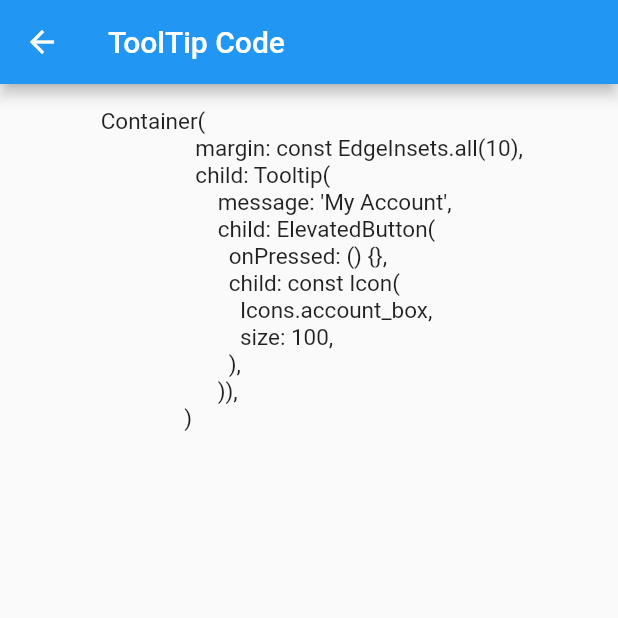
After one commit to Ibrahim-K98han/widget_100, a Flutter app: the ToolTipWidget screen opened directly, after a tap on "See Code", on a phone screen of 412 x 824 dp, the top half of it. The commit adds this screen. Run offline on Flutter 3.47's test engine with Material 2 defaults, Android fonts, the phone set to English and light mode, and no system bars; our stand-ins replace get; network calls fail.

Commit message:
backdrop ok

```diff
--- /dev/null
+++ b/lib/all_widgets/back_drop_filter/back_drop_filter_code.dart
@@ -0,0 +1,50 @@
+import 'package:flutter/material.dart';
+
+class BackDropFilterCode extends StatelessWidget {
+  const BackDropFilterCode({Key? key}) : super(key: key);
+
+  @override
+  Widget build(BuildContext context) {
+    return Scaffold(
+      appBar: AppBar(
+        title: const Text('BackDropFilter Code'),
+      ),
+      body: SingleChildScrollView(
+        scrollDirection: Axis.vertical,
+        child: Center(
+          child: Padding(
+            padding: const EdgeInsets.all(16.0),
+            child: Column(
+              children: const [
+                Text(
+                  ''' Stack(
+            children: <Widget>[
+              Image.network(
+                'https://tile.loc.gov/image-services/iiif/service:pnp:highsm:13600:13696/full/pct:12.5/0/default.jpg',
+              ),
+              Positioned(
+                top: 100,
+                left: 50,
+                width: 200,
+                height: 250,
+                child: ClipRect(
+                  child: BackdropFilter(
+                    filter: ImageFilter.blur(sigmaX: 5, sigmaY: 5),
+                    child: Container(
+                      color: Colors.black.withOpacity(0),
+                    ),
+                  ),
+                ),
+              )
+            ],
+          )''',
+                  style: TextStyle(fontSize: 15),
+                ),
+              ],
+            ),
+          ),
+        ),
+      ),
+    );
+  }
+}
--- /dev/null
+++ b/lib/all_widgets/back_drop_filter/back_drop_filter_widget.dart
@@ -0,0 +1,58 @@
+import 'dart:ui';
+
+import 'package:flutter/material.dart';
+import 'package:get/get.dart';
+import 'package:get/get_core/src/get_main.dart';
+import 'package:widget_100/all_widgets/tool_tip/tool_tip_code.dart';
+import 'package:widget_100/all_widgets/wrap/wrap_code.dart';
+
+import 'back_drop_filter_code.dart';
+
+class BackDropFilterWidget extends StatelessWidget {
+  const BackDropFilterWidget({Key? key}) : super(key: key);
+
+  @override
+  Widget build(BuildContext context) {
+    return Scaffold(
+      backgroundColor: Colors.white,
+      appBar: AppBar(
+        title: Text('BackDropFilter Widget'),
+      ),
+      body: Column(
+        children: [
+          const Padding(
+            padding: EdgeInsets.only(left: 8.0,right: 8.0,top: 8.0,bottom: 20.0),
+            child: Text(
+                '''This article shows the use of backdrop filter in flutter for blurring images. Also for showing widgets outside of the widget tree, use overlays.''',textAlign: TextAlign.justify,),
+          ),
+          Stack(
+            children: <Widget>[
+              Image.network(
+                'https://tile.loc.gov/image-services/iiif/service:pnp:highsm:13600:13696/full/pct:12.5/0/default.jpg',
+              ),
+              Positioned(
+                top: 100,
+                left: 50,
+                width: 200,
+                height: 250,
+                child: ClipRect(
+                  child: BackdropFilter(
+                    filter: ImageFilter.blur(sigmaX: 5, sigmaY: 5),
+                    child: Container(
+                      color: Colors.black.withOpacity(0),
+                    ),
+                  ),
+                ),
+              )
+            ],
+          ),
+          const SizedBox(height: 100,),
+          ElevatedButton(
+              onPressed: ()=>Get.to(const BackDropFilterCode()),
+              child: const Text('See Code')
+          )
+        ],
+      ),
+    );
+  }
+}
--- a/lib/all_widgets/clip_r_ract/cliprract_code.dart
+++ b/lib/all_widgets/clip_r_ract/cliprract_code.dart
@@ -19,7 +19,7 @@ class CliRRactCode extends StatelessWidget {
                 Text('''import 'package:flutter/material.dart';
 import 'package:get/get.dart';
 import 'package:get/get_core/src/get_main.dart';
-import 'package:widget_100/all_widgets/wrap/wrap_code.dart';
+import 'package:widget_100/all_widgets/wrap/back_drop_filter_code.dart';
 
 import 'cliprract_code.dart';
 
--- /dev/null
+++ b/lib/all_widgets/tool_tip/tool_tip_code.dart
@@ -0,0 +1,41 @@
+import 'package:flutter/material.dart';
+
+class ToolTipCode extends StatelessWidget {
+  const ToolTipCode({Key? key}) : super(key: key);
+
+  @override
+  Widget build(BuildContext context) {
+    return Scaffold(
+      appBar: AppBar(
+        title: Text('ToolTip Code'),
+      ),
+      body: SingleChildScrollView(
+        scrollDirection: Axis.vertical,
+        child: Center(
+          child: Padding(
+            padding: EdgeInsets.all(16.0),
+            child: Column(
+              children: [
+                Text(
+                  ''' Container(
+                  margin: const EdgeInsets.all(10),
+                  child: Tooltip(
+                      message: 'My Account',
+                      child: ElevatedButton(
+                        onPressed: () {},
+                        child: const Icon(
+                          Icons.account_box,
+                          size: 100,
+                        ),
+                      )),
+                )''',
+                  style: TextStyle(fontSize: 15),
+                ),
+              ],
+            ),
+          ),
+        ),
+      ),
+    );
+  }
+}
--- /dev/null
+++ b/lib/all_widgets/tool_tip/tool_tip_widget.dart
@@ -0,0 +1,72 @@
+import 'package:flutter/material.dart';
+import 'package:get/get.dart';
+import 'package:get/get_core/src/get_main.dart';
+import 'package:widget_100/all_widgets/tool_tip/tool_tip_code.dart';
+import 'package:widget_100/all_widgets/wrap/wrap_code.dart';
+
+class ToolTipWidget extends StatelessWidget {
+  const ToolTipWidget({Key? key}) : super(key: key);
+
+  @override
+  Widget build(BuildContext context) {
+    return Scaffold(
+      backgroundColor: Colors.white,
+      appBar: AppBar(
+        title: Text('ToolTip Widget'),
+      ),
+      body: Column(
+        children: [
+          const Padding(
+            padding: EdgeInsets.only(left: 8.0,right: 8.0,top: 8.0,bottom: 20.0),
+            child: Text(
+                '''A tooltip is a material design class in Flutter that provides text labels to explain the functionality of a button or user interface action. In other words, it is used to show additional information when the user moves or points over a particular widget. It increases the accessibility of our application.''',textAlign: TextAlign.justify,),
+          ),
+          Row(
+              mainAxisAlignment: MainAxisAlignment.spaceEvenly,
+              children: <Widget>[
+                Container(
+                  margin: const EdgeInsets.all(10),
+                  child: Tooltip(
+                      waitDuration: const Duration(seconds: 1),
+                      showDuration: const Duration(seconds: 2),
+                      padding: const EdgeInsets.all(5),
+                      height: 35,
+                      textStyle: const TextStyle(
+                          fontSize: 15,
+                          color: Colors.white,
+                          fontWeight: FontWeight.normal),
+                      decoration: BoxDecoration(
+                          borderRadius: BorderRadius.circular(10),
+                          color: Colors.green),
+                      message: 'My Account',
+                      child: ElevatedButton(
+                        onPressed: () {},
+                        child: Icon(
+                          Icons.account_box,
+                          size: 100,
+                        ),
+                      )),
+                ),
+                Container(
+                  margin: const EdgeInsets.all(10),
+                  child: Tooltip(
+                      message: 'My Account',
+                      child: ElevatedButton(
+                        onPressed: () {},
+                        child: const Icon(
+                          Icons.account_box,
+                          size: 100,
+                        ),
+                      )),
+                )
+              ]),
+          SizedBox(height: 100,),
+          ElevatedButton(
+              onPressed: ()=>Get.to(ToolTipCode()),
+              child: const Text('See Code')
+          )
+        ],
+      ),
+    );
+  }
+}
--- a/lib/all_widgets_page.dart
+++ b/lib/all_widgets_page.dart
@@ -2,12 +2,14 @@ import 'package:flutter/material.dart';
 import 'package:get/get.dart';
 
 import 'all_widgets/animation_container/animated_container.dart';
+import 'all_widgets/back_drop_filter/back_drop_filter_widget.dart';
 import 'all_widgets/clip_r_ract/cliprract_widget.dart';
 import 'all_widgets/expanded/expanded_widget.dart';
 import 'all_widgets/floating_button/floating_button_widget.dart';
 import 'all_widgets/opacity/opacity_widget.dart';
 import 'all_widgets/page_viewer/page_view_widget.dart';
 import 'all_widgets/table/table_widget.dart';
+import 'all_widgets/tool_tip/tool_tip_widget.dart';
 import 'all_widgets/wrap/wrap_widget.dart';
 
 class AllWidgetsPage extends StatelessWidget {
@@ -71,17 +73,21 @@ class AllWidgetsPage extends StatelessWidget {
             itemBuilder: (context, index) => InkWell(
               onTap: (){
                 if(widgetName[index] == 'Wrap'){
-                  Get.to(WrapWidget());
+                  Get.to(const WrapWidget());
                 } if(widgetName[index] == 'Expanded'){
-                  Get.to(ExpandedWidget());
+                  Get.to(const ExpandedWidget());
                 }if(widgetName[index] == 'Opacity'){
-                  Get.to(OpacityWidget());
+                  Get.to(const OpacityWidget());
                 }if(widgetName[index] == 'PageView'){
-                  Get.to(PageViewWidget());
+                  Get.to(const PageViewWidget());
                 }if(widgetName[index] == 'Table'){
-                  Get.to(TableWidget());
+                  Get.to(const TableWidget());
                 }if(widgetName[index] == 'ClipRRect'){
-                  Get.to(ClipRRactWidget());
+                  Get.to(const ClipRRactWidget());
+                }if(widgetName[index] == 'Tooltip'){
+                  Get.to(const ToolTipWidget());
+                }if(widgetName[index] == 'BackDropFilter'){
+                  Get.to(const BackDropFilterWidget());
                 }
 
               },
```
